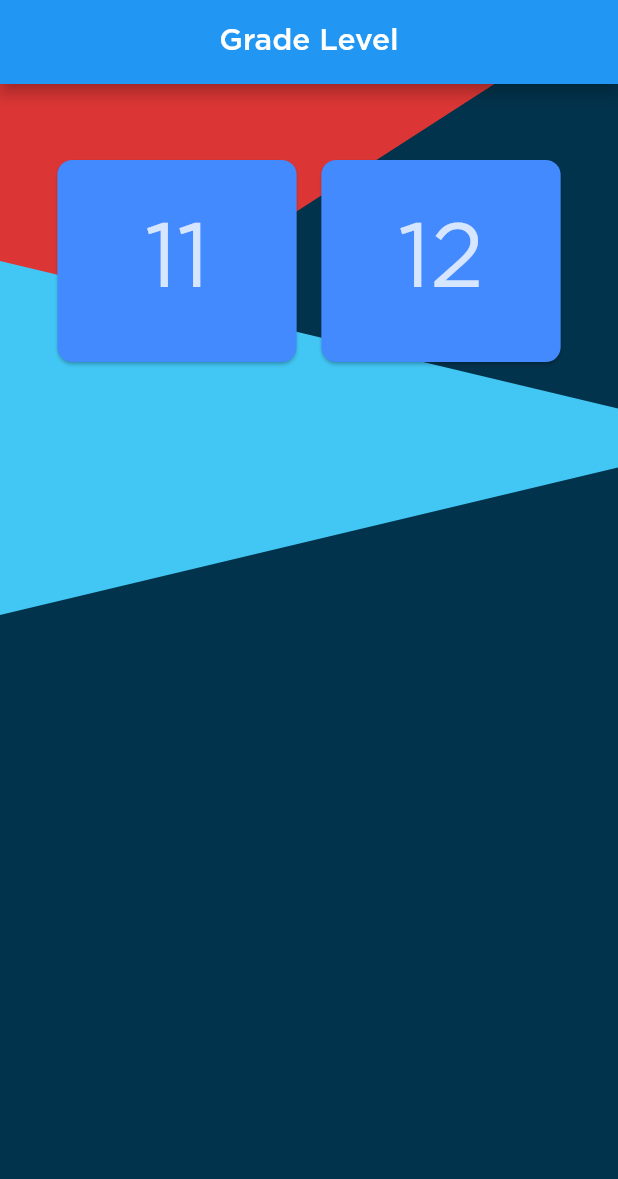
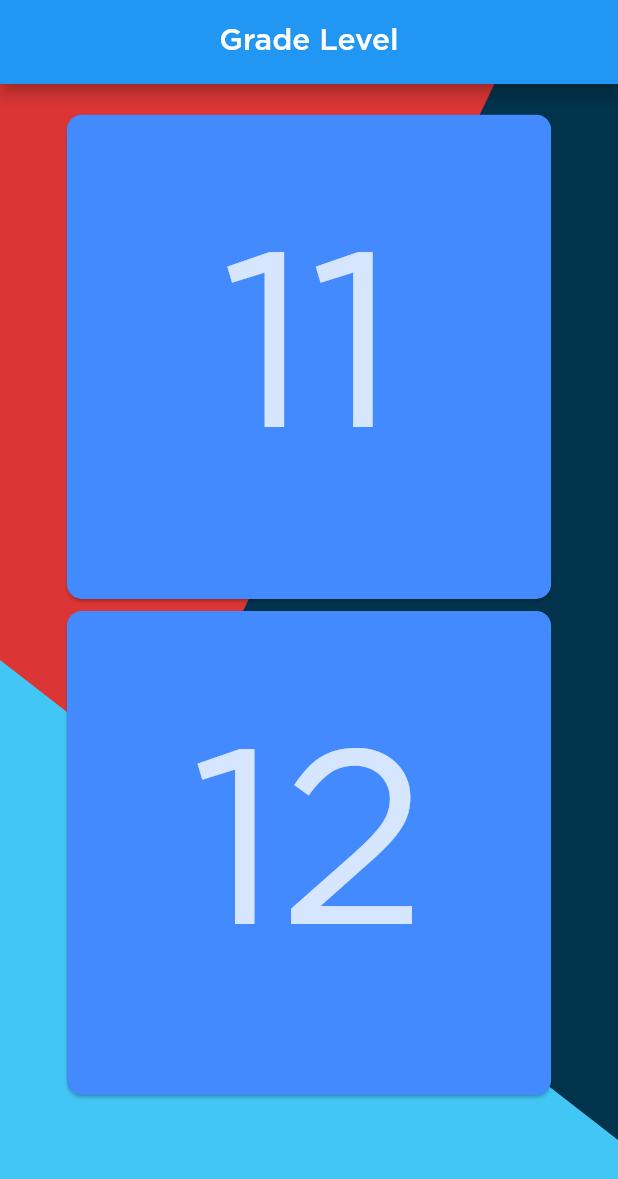
Before and after one commit to Pipaolo/CIIT_SSC_Registration, a Flutter app: the screen it shows after launch, on a phone screen of 412 x 824 dp. Shown: the top 1179 px of the screen. Run offline on Flutter 3.47's test engine with Material 2 defaults, Android fonts, the phone set to English and light mode, and no system bars; our stand-ins replace flutter_spinkit, googleapis_auth; missing offline and left inert: googleapis; key blocks and very long unbroken strings in the code were emptied for the run.

Commit message:
Fixed IOS Compatibility

```diff
--- a/lib/IntroPage.dart
+++ b/lib/IntroPage.dart
@@ -33,9 +33,8 @@ class _IntroPage extends StatefulWidget {
 class __IntroPageState extends State<_IntroPage> {
   var sections = ["11", "12"];
 
-  @override
   Widget build(BuildContext context) {
-    double _width = MediaQuery.of(context).size.width;
+    final deviceRotation = MediaQuery.of(context).orientation;
     return Scaffold(
       backgroundColor: Color.fromARGB(255, 2, 51, 76),
       appBar: AppBar(
@@ -45,58 +44,62 @@ class __IntroPageState extends State<_IntroPage> {
       ),
       body: CustomPaint(
         painter: LineDrawer(),
-        child: Container(
-          padding: EdgeInsets.fromLTRB(30, 30, 30, 30),
-          child: Column(
-              mainAxisAlignment: MainAxisAlignment.center,
-              mainAxisSize: MainAxisSize.min,
+        child: Column(children: <Widget>[
+          generateCards(sections, context, deviceRotation),
+        ]),
+      ),
+    );
+  }
+
+  Widget generateCards(
+      List sections, BuildContext context, Orientation deviceRotation) {
+    final deviceWidth = MediaQuery.of(context).size.width;
+    final deviceHeight = MediaQuery.of(context).size.height;
+
+    return Expanded(
+      child: ListView(
+          padding: EdgeInsets.only(left: 20, right: 20),
+          shrinkWrap: true,
           children: <Widget>[
-                Flexible(
-                  child: GridView.builder(
+            GridView.builder(
+              padding: EdgeInsets.symmetric(horizontal: deviceWidth * 0.05, vertical: deviceHeight * 0.02),
+              primary: true,
               gridDelegate: SliverGridDelegateWithFixedCrossAxisCount(
-                        crossAxisCount: 2),
+                  crossAxisCount:
+                      (deviceRotation == Orientation.portrait) ? 1 : 2,
+                  crossAxisSpacing: 20),
               itemBuilder: (context, position) {
-                      return Center(
-                        child: Card(
+                return Card(
                   color: Colors.blueAccent,
-                          margin: EdgeInsets.only(
-                              top: _width * 0.05,
-                              left: _width * 0.02,
-                              right: _width * 0.02,
-                              bottom: _width * 0.05),
                   shape: RoundedRectangleBorder(
                       borderRadius: BorderRadius.circular(10)),
                   child: InkWell(
                     splashColor: Colors.white,
                     onTap: () {
-                              Navigator.pushNamed(
-                                  context, SectionPage.routeName,
-                                  arguments: Student(
-                                      "",
-                                      "",
-                                      (sections[position] == "11")
-                                          ? true
-                                          : false));
+                      Navigator.pushNamed(context, SectionPage.routeName,
+                          arguments: Student("", "",
+                              (sections[position] == "11") ? true : false));
                     },
-                            child: Center(
-                                child: Text(
-                                  sections[position],
-                                  textAlign: TextAlign.center,
-                                  style: TextStyle(
-                                      fontSize: 60,
-                                      color: Colors.white.withAlpha(200)),
-                                ),
-                            ),
-                          ),
+                    child: displayText(
+                        sections, position, deviceWidth, deviceRotation),
                   ),
                 );
               },
               itemCount: sections.length,
               shrinkWrap: true,
             ),
-                )
           ]),
-        ),
+    );
+  }
+
+  Widget displayText(
+      List sections, int position, double deviceWidth, Orientation deviceRotation) {
+    return Align(
+      alignment: Alignment.center,
+      child: Text(
+        sections[position],
+        style: TextStyle(
+            fontSize: (deviceRotation == Orientation.portrait) ? deviceWidth * 0.4 : deviceWidth * 0.2, color: Colors.white.withAlpha(200)),
       ),
     );
   }
--- a/lib/SectionPage.dart
+++ b/lib/SectionPage.dart
@@ -83,7 +83,8 @@ class _SectionPageState extends State<SectionPage> {
 
   Widget sectionTitle(List sections, int position, BuildContext context) {
     var deviceWidth = MediaQuery.of(context).size.width;
-    return Center(
+    return Align(
+      alignment: Alignment.center,
       child: Text(
         sections[position],
         style: TextStyle(fontSize: deviceWidth * 0.08, color: Colors.white),
```
Also changed, not shown: lib/InputPage.dart (+23 -30 lines). Lines whose indentation alone changed are shown as unchanged.
